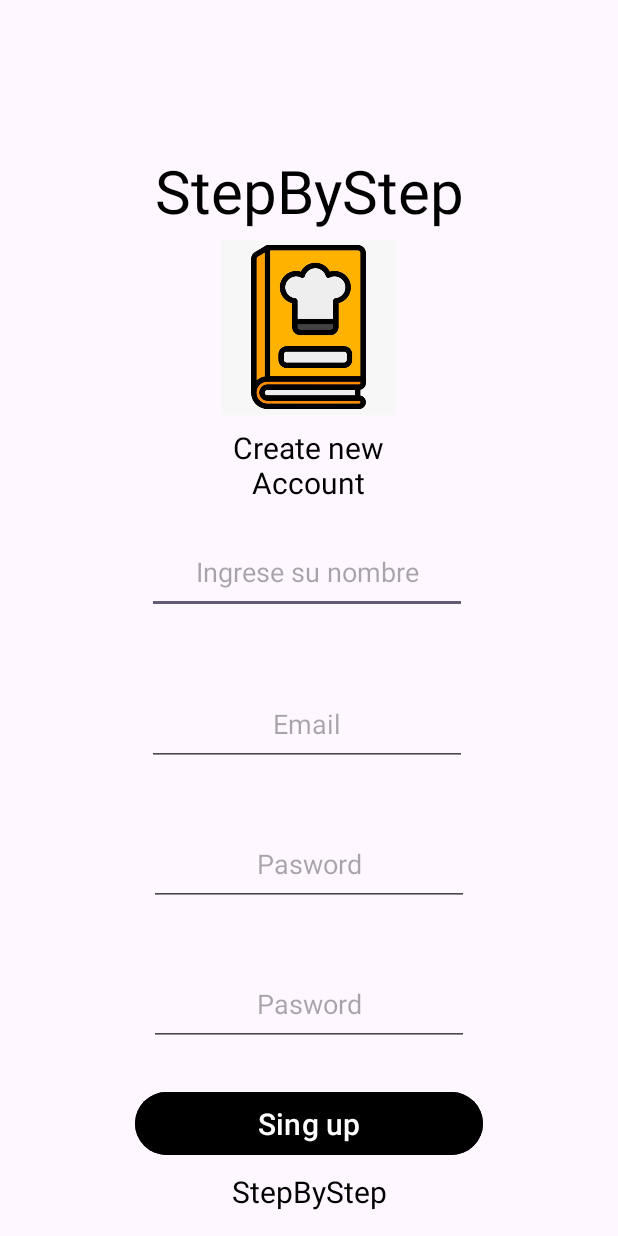
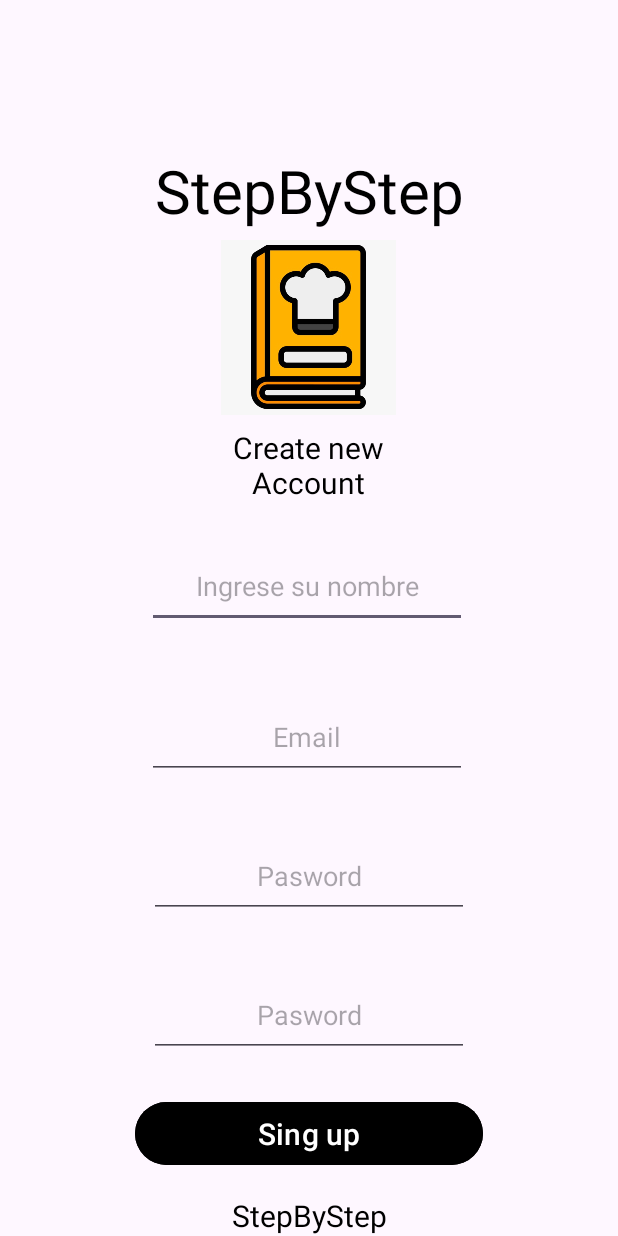
Before and after one commit to PhoenixHear7/Proyecto-Aplicaciones-M-viles, an Android app: the layout activity_register.xml on its own in the app's theme, with its tools: preview values and no code run, on a phone screen of 412 x 824 dp. Run offline under Robolectric (Android 15) with nearby library versions, the phone set to English and light mode, and no system bars.

Commit message:
Se arreglo el TextView nameaplicattion2

```diff
--- a/app/src/main/res/layout/activity_register.xml
+++ b/app/src/main/res/layout/activity_register.xml
@@ -48,7 +48,7 @@
         android:layout_width="wrap_content"
         android:layout_height="wrap_content"
         android:layout_margin="8dp"
-        android:layout_marginTop="30dp"
+        android:layout_marginTop="20dp"
         android:ems="10"
         android:padding="16dp"
         android:gravity="center"
@@ -64,7 +64,7 @@
         android:id="@+id/email"
         android:layout_width="wrap_content"
         android:layout_height="wrap_content"
-        android:layout_marginTop="30dp"
+        android:layout_marginTop="20dp"
         android:ems="10"
         android:gravity="center"
         android:hint="Email"
@@ -80,7 +80,7 @@
         android:id="@+id/pasword"
         android:layout_width="wrap_content"
         android:layout_height="wrap_content"
-        android:layout_marginTop="30dp"
+        android:layout_marginTop="20dp"
         android:ems="10"
         android:gravity="center"
         android:hint="Pasword"
@@ -95,7 +95,7 @@
         android:id="@+id/confirmpasword"
         android:layout_width="wrap_content"
         android:layout_height="wrap_content"
-        android:layout_marginTop="30dp"
+        android:layout_marginTop="20dp"
         android:ems="10"
         android:gravity="center"
         android:hint="Pasword"
@@ -111,14 +111,14 @@
         android:layout_width="0dp"
         android:layout_height="50dp"
         android:layout_marginStart="90dp"
-        android:layout_marginTop="20dp"
+        android:layout_marginTop="10dp"
         android:layout_marginEnd="90dp"
         android:backgroundTint="@color/black"
         android:text="Sing up"
         android:textSize="20sp"
         app:layout_constraintBottom_toTopOf="@+id/nameaplication2"
         app:layout_constraintEnd_toEndOf="parent"
-        app:layout_constraintHorizontal_bias="1.0"
+        app:layout_constraintHorizontal_bias="0.0"
         app:layout_constraintStart_toStartOf="parent"
         app:layout_constraintTop_toBottomOf="@+id/confirmpasword"
         app:layout_constraintVertical_bias="0.0" />
@@ -127,7 +127,6 @@
         android:id="@+id/nameaplication2"
         android:layout_width="wrap_content"
         android:layout_height="wrap_content"
-        android:layout_marginBottom="16dp"
         android:gravity="center"
         android:text="StepByStep"
         android:textColor="#000000"
```
